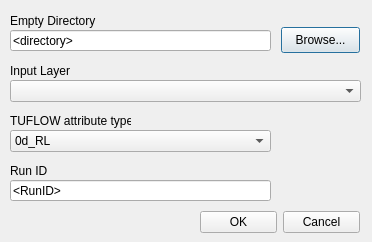
This is tuflow/forms/ui_tuflowqgis_insert_tuflow_attributes.ui in TUFLOW-Support/QGIS-TUFLOW-Plugin as Qt 5 draws it before an edit. The edited form follows.
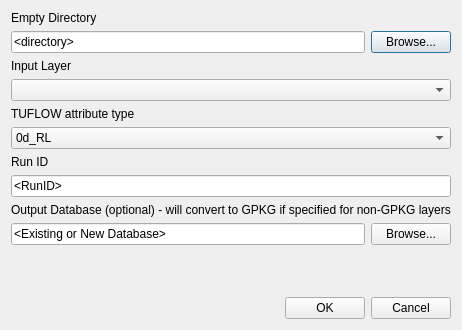
This is the edited form.

The edit to the form file:
```diff
--- a/tuflow/forms/ui_tuflowqgis_insert_tuflow_attributes.ui
+++ b/tuflow/forms/ui_tuflowqgis_insert_tuflow_attributes.ui
@@ -12,8 +12,8 @@
    <rect>
     <x>0</x>
     <y>0</y>
-    <width>372</width>
-    <height>242</height>
+    <width>453</width>
+    <height>330</height>
    </rect>
   </property>
   <property name="mouseTracking">
@@ -22,28 +22,20 @@
   <property name="windowTitle">
    <string>Insert TUFLOW attributes to existing GIS layer</string>
   </property>
+  <layout class="QVBoxLayout" name="verticalLayout_2">
+   <item>
+    <layout class="QVBoxLayout" name="verticalLayout">
+     <item>
   <widget class="QLabel" name="label1">
-   <property name="geometry">
-    <rect>
-     <x>10</x>
-     <y>10</y>
-     <width>108</width>
-     <height>22</height>
-    </rect>
-   </property>
    <property name="text">
     <string>Empty Directory</string>
    </property>
   </widget>
+     </item>
+     <item>
+      <layout class="QHBoxLayout" name="horizontalLayout_2">
+       <item>
   <widget class="QLineEdit" name="emptydir">
-   <property name="geometry">
-    <rect>
-     <x>10</x>
-     <y>30</y>
-     <width>261</width>
-     <height>21</height>
-    </rect>
-   </property>
    <property name="text">
     <string>&lt;directory&gt;</string>
    </property>
@@ -51,93 +43,35 @@
     <bool>false</bool>
    </property>
   </widget>
+       </item>
+       <item>
   <widget class="QPushButton" name="browsedir">
-   <property name="geometry">
-    <rect>
-     <x>281</x>
-     <y>27</y>
-     <width>79</width>
-     <height>26</height>
-    </rect>
-   </property>
    <property name="text">
     <string>Browse...</string>
    </property>
   </widget>
-  <widget class="QLabel" name="label2">
-   <property name="geometry">
-    <rect>
-     <x>10</x>
-     <y>110</y>
-     <width>121</width>
-     <height>22</height>
-    </rect>
-   </property>
-   <property name="text">
-    <string>TUFLOW attribute type</string>
-   </property>
-  </widget>
-  <widget class="QLineEdit" name="txtRunID">
-   <property name="geometry">
-    <rect>
-     <x>10</x>
-     <y>180</y>
-     <width>261</width>
-     <height>21</height>
-    </rect>
-   </property>
-   <property name="text">
-    <string>&lt;RunID&gt;</string>
-   </property>
-   <property name="readOnly">
-    <bool>false</bool>
-   </property>
-  </widget>
-  <widget class="QLabel" name="label3">
-   <property name="geometry">
-    <rect>
-     <x>10</x>
-     <y>160</y>
-     <width>108</width>
-     <height>22</height>
-    </rect>
-   </property>
-   <property name="text">
-    <string>Run ID</string>
-   </property>
-  </widget>
+       </item>
+      </layout>
+     </item>
+     <item>
   <widget class="QLabel" name="label3_2">
-   <property name="geometry">
-    <rect>
-     <x>10</x>
-     <y>60</y>
-     <width>108</width>
-     <height>22</height>
-    </rect>
-   </property>
    <property name="text">
     <string>Input Layer</string>
    </property>
   </widget>
-  <widget class="QComboBox" name="comboBox_inputLayer">
-   <property name="geometry">
-    <rect>
-     <x>10</x>
-     <y>80</y>
-     <width>351</width>
-     <height>22</height>
-    </rect>
-   </property>
-  </widget>
-  <widget class="QComboBox" name="comboBox_tfType">
-   <property name="geometry">
-    <rect>
-     <x>10</x>
-     <y>130</y>
-     <width>261</width>
-     <height>22</height>
-    </rect>
-   </property>
+     </item>
+     <item>
+      <widget class="QComboBox" name="comboBox_inputLayer"/>
+     </item>
+     <item>
+      <widget class="QLabel" name="label2">
+       <property name="text">
+        <string>TUFLOW attribute type</string>
+       </property>
+      </widget>
+     </item>
+     <item>
+      <widget class="QComboBox" name="emptyType">
    <item>
     <property name="text">
      <string>0d_RL</string>
@@ -304,16 +238,77 @@
     </property>
    </item>
   </widget>
-  <widget class="QWidget" name="horizontalLayoutWidget">
-   <property name="geometry">
-    <rect>
-     <x>200</x>
-     <y>210</y>
-     <width>160</width>
-     <height>25</height>
-    </rect>
-   </property>
+     </item>
+     <item>
+      <widget class="QLabel" name="label3">
+       <property name="text">
+        <string>Run ID</string>
+       </property>
+      </widget>
+     </item>
+     <item>
+      <widget class="QLineEdit" name="txtRunID">
+       <property name="text">
+        <string>&lt;RunID&gt;</string>
+       </property>
+       <property name="readOnly">
+        <bool>false</bool>
+       </property>
+      </widget>
+     </item>
+     <item>
+      <widget class="QLabel" name="label">
+       <property name="text">
+        <string>Output Database (optional) - will convert to GPKG if specified for non-GPKG layers</string>
+       </property>
+      </widget>
+     </item>
+     <item>
+      <layout class="QHBoxLayout" name="horizontalLayout_3">
+       <item>
+        <widget class="QLineEdit" name="leDatabase">
+         <property name="text">
+          <string>&lt;Existing or New Database&gt;</string>
+         </property>
+        </widget>
+       </item>
+       <item>
+        <widget class="QPushButton" name="browseDatabase">
+         <property name="text">
+          <string>Browse...</string>
+         </property>
+        </widget>
+       </item>
+      </layout>
+     </item>
+     <item>
+      <spacer name="verticalSpacer">
+       <property name="orientation">
+        <enum>Qt::Vertical</enum>
+       </property>
+       <property name="sizeHint" stdset="0">
+        <size>
+         <width>20</width>
+         <height>40</height>
+        </size>
+       </property>
+      </spacer>
+     </item>
+     <item>
    <layout class="QHBoxLayout" name="horizontalLayout">
+       <item>
+        <spacer name="horizontalSpacer">
+         <property name="orientation">
+          <enum>Qt::Horizontal</enum>
+         </property>
+         <property name="sizeHint" stdset="0">
+          <size>
+           <width>40</width>
+           <height>20</height>
+          </size>
+         </property>
+        </spacer>
+       </item>
     <item>
      <widget class="QPushButton" name="pbOk">
       <property name="text">
@@ -329,7 +324,10 @@
      </widget>
     </item>
    </layout>
-  </widget>
+     </item>
+    </layout>
+   </item>
+  </layout>
  </widget>
  <resources/>
  <connections/>
```
Lines whose indentation alone changed are shown as unchanged.
